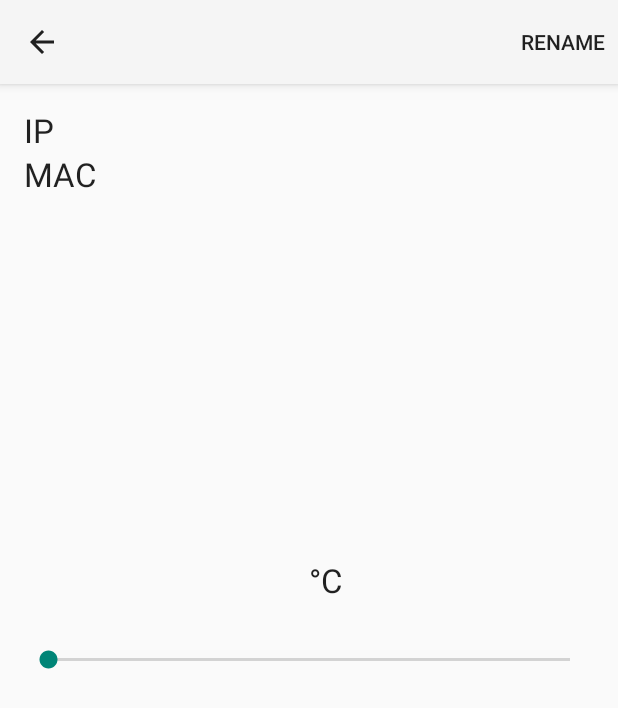
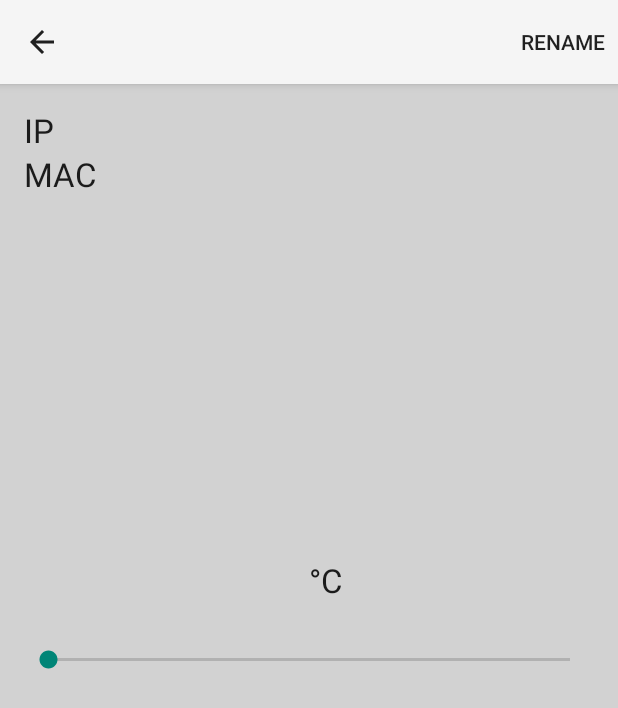
Before and after one commit to connorwstein/IoTManager, an Android app: the TemperatureConfiguration screen opened directly, with no data from a screen before it, on a phone screen of 412 x 824 dp. Shown: the top 708 px of the screen. Run offline under Robolectric (Android 15) with nearby library versions, the phone set to English and light mode, and no system bars; 1 statement that could not run was skipped.

Commit message:
bug fixes

```diff
--- a/app/build.gradle
+++ b/app/build.gradle
@@ -22,4 +22,5 @@ android {
 dependencies {
     compile fileTree(dir: 'libs', include: ['*.jar'])
     compile 'com.android.support:appcompat-v7:22.1.1'
+
 }
--- a/app/src/main/java/com/iotmanager/ImageAdapter.java
+++ b/app/src/main/java/com/iotmanager/ImageAdapter.java
@@ -11,18 +11,24 @@ import android.graphics.PorterDuffXfermode;
 import android.graphics.Rect;
 import android.graphics.RectF;
 import android.os.Build;
+import android.util.Log;
 import android.view.View;
 import android.view.ViewGroup;
 import android.widget.BaseAdapter;
 import android.widget.GridView;
 import android.widget.ImageView;
 import android.graphics.Color;
+import android.widget.LinearLayout;
+
+
 
 /**
  * Created by connorstein on 15-06-02.
  */
 public class ImageAdapter extends BaseAdapter {
     private static final int ROUNDED_CORNERS_IMAGE_FACTOR=100;
+    private static final String TAG="Connors Debug";
+
     private Context context;
     private Resources resources;
     public Integer[] imageIDs={
--- a/app/src/main/java/com/iotmanager/InitialDeviceConfiguration.java
+++ b/app/src/main/java/com/iotmanager/InitialDeviceConfiguration.java
@@ -60,6 +60,8 @@ public class InitialDeviceConfiguration extends AppCompatActivity {
                             }
                         });
                 sendConfigurationInformation.start();
+                ///NEED TO ALSO SEND DEVICE TYPE...
+                ///NEED TO ALSO SEND DEVICE TYPE...
             }
         });
     }
--- a/app/src/main/res/layout/activity_add_device.xml
+++ b/app/src/main/res/layout/activity_add_device.xml
@@ -3,7 +3,8 @@
     android:layout_height="match_parent" android:paddingLeft="@dimen/activity_horizontal_margin"
     android:paddingRight="@dimen/activity_horizontal_margin"
     android:paddingTop="@dimen/activity_vertical_margin"
-    android:paddingBottom="@dimen/activity_vertical_margin" tools:context=".MainActivity">
+    android:paddingBottom="@dimen/activity_vertical_margin" tools:context=".MainActivity"
+    android:background="@color/lightgrey">
 
     <ListView
         android:layout_width="wrap_content"
--- a/app/src/main/res/layout/activity_device.xml
+++ b/app/src/main/res/layout/activity_device.xml
@@ -5,6 +5,7 @@
     android:paddingTop="@dimen/activity_vertical_margin"
     android:paddingBottom="@dimen/activity_vertical_margin"
     tools:context="com.example.connorstein.IoTManager.Device"
+    android:background="@color/lightgrey"
     android:id="@+id/relativeLayout">
 
     <TextView
--- a/app/src/main/res/layout/activity_device_category.xml
+++ b/app/src/main/res/layout/activity_device_category.xml
@@ -4,7 +4,8 @@
     android:paddingRight="@dimen/activity_horizontal_margin"
     android:paddingTop="@dimen/activity_vertical_margin"
     android:paddingBottom="@dimen/activity_vertical_margin"
-    tools:context="com.example.connorstein.IoTManager.DeviceCategory">
+    tools:context="com.example.connorstein.IoTManager.DeviceCategory"
+    android:background="@color/lightgrey">
 
     <ListView
         android:layout_width="wrap_content"
--- a/app/src/main/res/layout/activity_temperature_configuration.xml
+++ b/app/src/main/res/layout/activity_temperature_configuration.xml
@@ -4,7 +4,8 @@
     android:paddingRight="@dimen/activity_horizontal_margin"
     android:paddingTop="@dimen/activity_vertical_margin"
     android:paddingBottom="@dimen/activity_vertical_margin"
-    tools:context="com.iotmanager.TemperatureConfiguration">
+    tools:context="com.iotmanager.TemperatureConfiguration"
+    android:background="@color/lightgrey">
 
     <TextView
         android:layout_width="wrap_content"
--- a/app/src/main/res/layout/main.xml
+++ b/app/src/main/res/layout/main.xml
@@ -13,7 +13,7 @@
         android:stretchMode="columnWidth"
         android:gravity="center"
         android:adjustViewBounds="true"
-        android:background="@color/lightblue"
+        android:background="@color/lightgrey"
         />
 
 
--- a/app/src/main/res/values/colors.xml
+++ b/app/src/main/res/values/colors.xml
@@ -1,4 +1,4 @@
 <?xml version="1.0" encoding="utf-8"?>
 <resources>
-    <color name="lightblue">#6897bb</color>
+    <color name="lightgrey">#d2d2d2</color>
 </resources>
--- a/build.gradle
+++ b/build.gradle
@@ -15,5 +15,6 @@ buildscript {
 allprojects {
     repositories {
         jcenter()
+        mavenCentral()
     }
 }
```
Also changed, not shown: app/src/main/java/com/iotmanager/AvailableDevices.java (+11 -13 lines), app/src/main/java/com/iotmanager/AvailableNetworks.java (+6 -1 lines).
